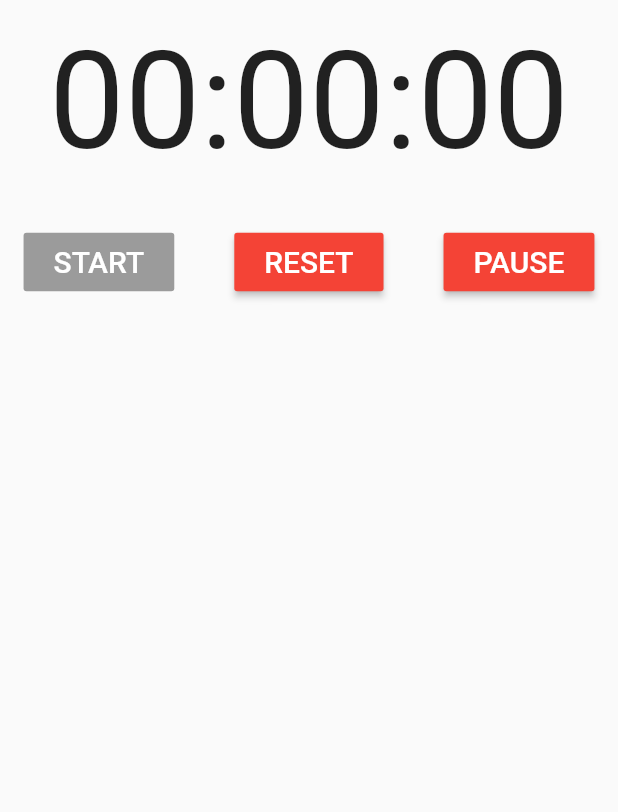
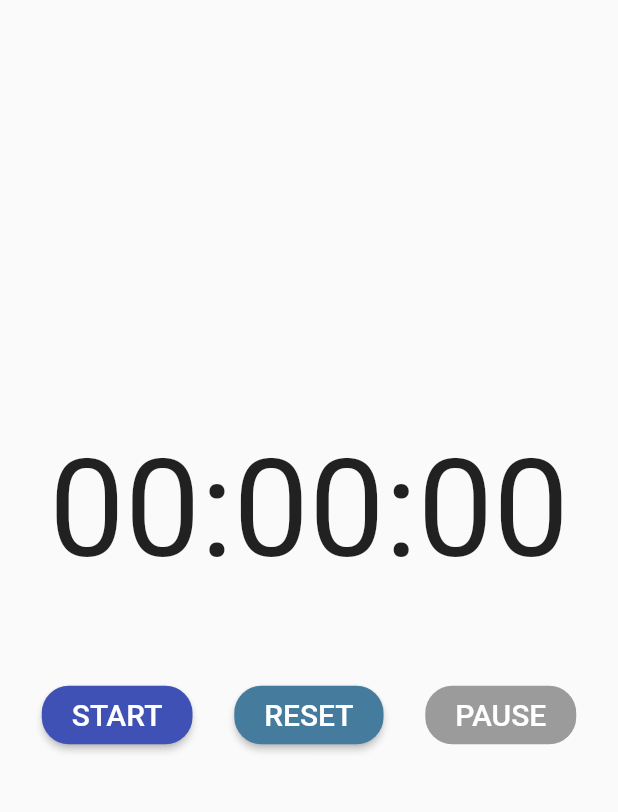
Before and after one commit to filippoveggo/TPSIT2020, a Flutter app: the ChronoPage screen opened directly, after a tap on "RESET", on a phone screen of 412 x 824 dp, the part 77-889 px from its top. Run offline on Flutter 3.47's test engine with Material 2 defaults, Android fonts, the phone set to English and light mode, and no system bars; our stand-ins replace bubble_bottom_bar, numberpicker; statements that could not run were skipped.

Commit message:
Changed UI

```diff
--- a/gioco_cronometro/lib/pages/chrono.dart
+++ b/gioco_cronometro/lib/pages/chrono.dart
@@ -18,7 +18,7 @@ class _ChronoPageState extends State<ChronoPage> {
   int counter = 0;
 
   Stream<int> timedCounter() async* {
-    Duration interval = Duration(milliseconds: 1000);
+    Duration interval = Duration(seconds: 1);
     while (_buttonPressed) {
       await Future.delayed(interval);
       secondsStr = ((counter % 60)).floor().toString().padLeft(2, '0');
@@ -52,7 +52,9 @@ class _ChronoPageState extends State<ChronoPage> {
     }
     _resetOnPressed = () {
       setState(() {
+        if (!_enable) {
           _enable = !_enable;
+        }
         _buttonPressed = false;
         counter = 0;
         hoursStr = '00';
@@ -77,14 +79,15 @@ class _ChronoPageState extends State<ChronoPage> {
               ),
             ),
           ),
+          Spacer(),
           Center(
             child: Column(
-              mainAxisAlignment: MainAxisAlignment.center,
               children: [
                 StreamBuilder(
                   stream: timedCounter(),
                   initialData: 0,
-                  builder: (BuildContext context, AsyncSnapshot<int> snapshot) {
+                  builder:
+                      (BuildContext context, AsyncSnapshot<int> snapshot) {
                     return Text(
                       "$hoursStr:$minutesStr:$secondsStr",
                       style: TextStyle(
@@ -93,15 +96,17 @@ class _ChronoPageState extends State<ChronoPage> {
                     );
                   },
                 ),
-                SizedBox(height: 30.0),
-                Row(
-                  mainAxisAlignment: MainAxisAlignment.center,
+                Padding(
+                  padding: const EdgeInsets.only(top: 60.0),
+                  child: Row(
+                    crossAxisAlignment: CrossAxisAlignment.center,
+                    mainAxisAlignment: MainAxisAlignment.spaceEvenly,
                     children: [
                       RaisedButton(
-                      padding:
-                          EdgeInsets.symmetric(horizontal: 20.0, vertical: 8.0),
+                        padding: EdgeInsets.symmetric(
+                            horizontal: 20.0, vertical: 8.0),
                         onPressed: _startOnPressed,
-                      color: Colors.green,
+                        color: Colors.indigo,
                         child: Text(
                           'START',
                           style: TextStyle(
@@ -109,13 +114,16 @@ class _ChronoPageState extends State<ChronoPage> {
                             fontSize: 20.0,
                           ),
                         ),
+                        shape: RoundedRectangleBorder(
+                          borderRadius: BorderRadius.circular(18.0),
                         ),
-                    SizedBox(width: 40.0),
+                      ),
+                      //SizedBox(width: 40.0),
                       RaisedButton(
-                      padding:
-                          EdgeInsets.symmetric(horizontal: 20.0, vertical: 8.0),
+                        padding: EdgeInsets.symmetric(
+                            horizontal: 20.0, vertical: 8.0),
                         onPressed: _resetOnPressed,
-                      color: Colors.red,
+                        color: Color.fromRGBO(69, 123, 157, 1.0),
                         child: Text(
                           'RESET',
                           style: TextStyle(
@@ -123,13 +131,16 @@ class _ChronoPageState extends State<ChronoPage> {
                             fontSize: 20.0,
                           ),
                         ),
+                        shape: RoundedRectangleBorder(
+                          borderRadius: BorderRadius.circular(18.0),
                         ),
-                    SizedBox(width: 40.0),
+                      ),
+                      //SizedBox(width: 40.0),
                       RaisedButton(
-                      padding:
-                          EdgeInsets.symmetric(horizontal: 20.0, vertical: 8.0),
+                        padding: EdgeInsets.symmetric(
+                            horizontal: 20.0, vertical: 8.0),
                         onPressed: _pauseButtonPressed,
-                      color: Colors.red,
+                        color: Color.fromRGBO(230, 57, 70, 1.0),
                         child: Text(
                           'PAUSE',
                           style: TextStyle(
@@ -137,14 +148,19 @@ class _ChronoPageState extends State<ChronoPage> {
                             fontSize: 20.0,
                           ),
                         ),
+                        shape: RoundedRectangleBorder(
+                          borderRadius: BorderRadius.circular(18.0),
                         ),
-                  ],
                       ),
                     ],
                   ),
                 ),
               ],
             ),
-    ); //
+          ),
+          Spacer(),
+        ],
+      ),
+    );
   }
 }
```
Lines whose indentation alone changed are shown as unchanged.
